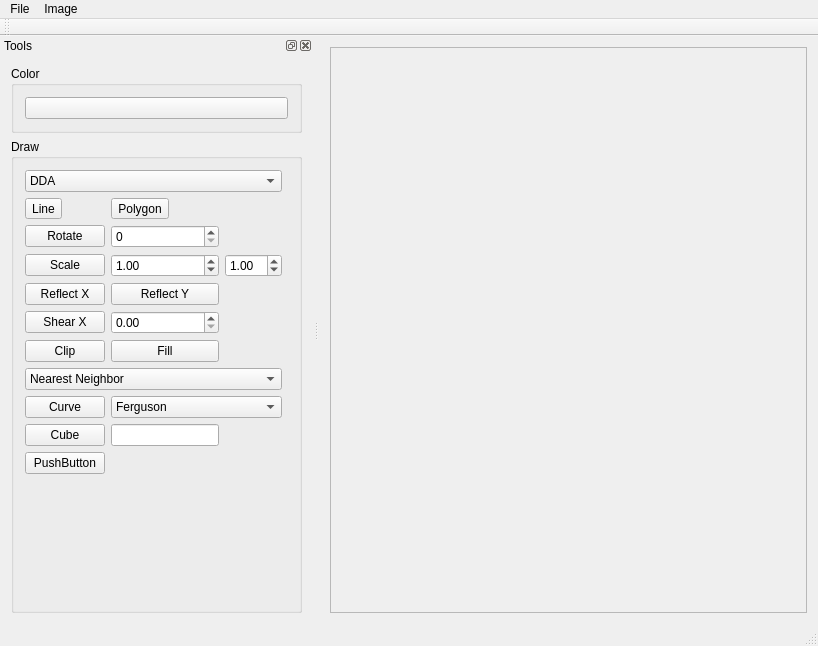
Above: src/ImageViewer.ui from Alicasto/ImageViewer before the change. Below: the same form after it.
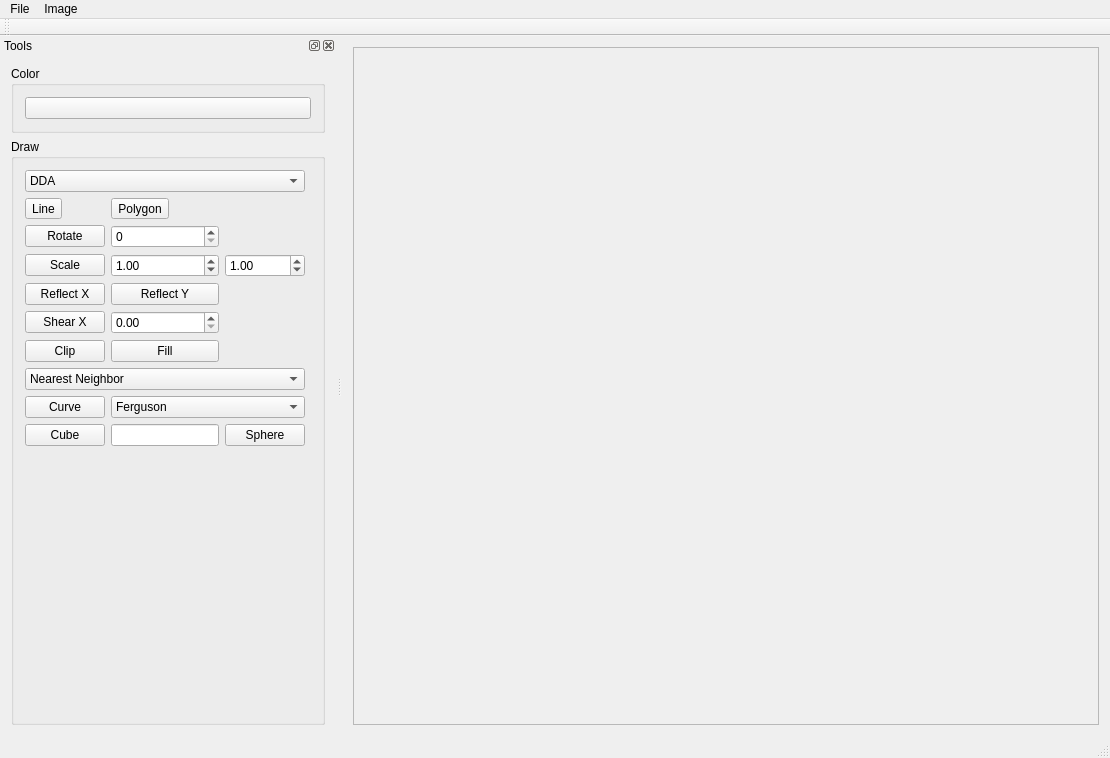
That is the form after the change.

Commit message: changed name of button to "Sphere" also added a clear for Cube and Sphere

```diff
--- a/src/ImageViewer.ui
+++ b/src/ImageViewer.ui
@@ -6,8 +6,8 @@
    <rect>
     <x>0</x>
     <y>0</y>
-    <width>818</width>
-    <height>646</height>
+    <width>1110</width>
+    <height>758</height>
    </rect>
   </property>
   <property name="windowTitle">
@@ -25,8 +25,8 @@
         <rect>
          <x>0</x>
          <y>0</y>
-         <width>488</width>
-         <height>566</height>
+         <width>756</width>
+         <height>678</height>
         </rect>
        </property>
       </widget>
@@ -39,7 +39,7 @@
     <rect>
      <x>0</x>
      <y>0</y>
-     <width>818</width>
+     <width>1110</width>
      <height>21</height>
     </rect>
    </property>
@@ -311,10 +311,10 @@
           </property>
          </widget>
         </item>
-        <item row="10" column="0">
+        <item row="9" column="2">
          <widget class="QPushButton" name="pushButtonSphere">
           <property name="text">
-           <string>PushButton</string>
+           <string>Sphere</string>
           </property>
          </widget>
         </item>
```
The commit also changes 3 other files.
